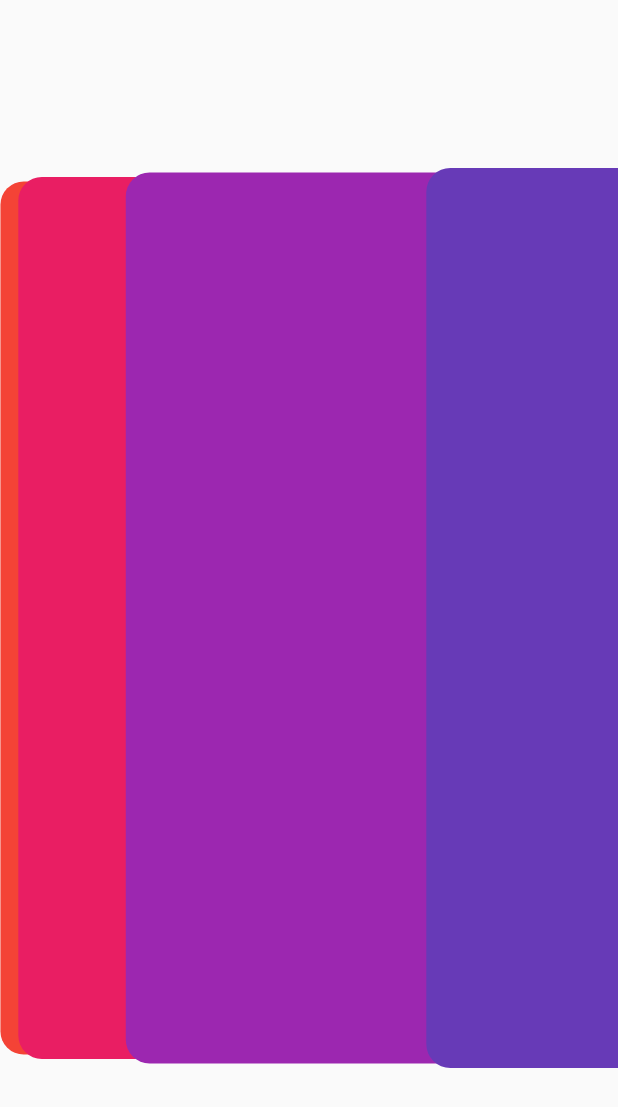
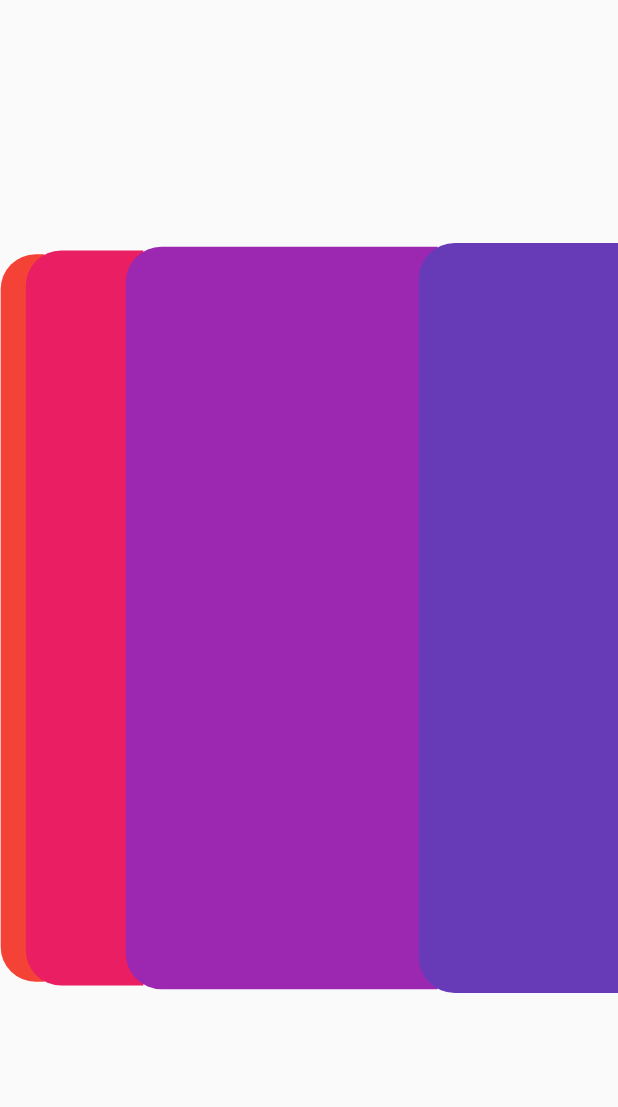
Before and after one commit to takassh/custom_widget_demo, a Flutter app: the screen it shows after launch, on a phone screen of 412 x 824 dp. Shown: the top 1107 px of the screen. Run offline on Flutter 3.47's test engine with Material 2 defaults, Android fonts, the phone set to English and light mode, and no system bars.

Commit message:
2021/1/14

```diff
--- a/lib/2021_1_13/cupertino_task_view.dart
+++ b/lib/2021_1_13/cupertino_task_view.dart
@@ -2,7 +2,7 @@ import 'package:flutter/foundation.dart';
 import 'package:flutter/material.dart';
 import 'package:flutter/rendering.dart';
 
-const double kOverlap = 8.6;
+const double kOverlap = 13.6;
 const int kMaxItemCount = (250 ~/ kOverlap);
 
 class CupertinoTaskView extends ListView {
--- a/lib/main.dart
+++ b/lib/main.dart
@@ -4,7 +4,6 @@ import 'package:custom_widget/2021_1_13/cupertino_task_view.dart';
 import 'package:custom_widget/view.dart';
 import 'package:flutter/cupertino.dart';
 import 'package:flutter/material.dart';
-import 'package:flutter/rendering.dart';
 
 void main() {
   // debugRepaintRainbowEnabled = true;
@@ -38,9 +37,10 @@ class MyHomePage extends StatefulWidget {
 class _MyHomePageState extends State<MyHomePage> {
   var _leftIndex = 0;
   var _pixels = 0.0;
-  final _base = 20;
+  final _base = 30;
   final _overlap = kOverlap;
   late final _tick = (_base - _overlap);
+  final _colors = Colors.primaries.map((e) => e.shade500).toList();
 
   @override
   Widget build(BuildContext context) {
@@ -52,7 +52,7 @@ class _MyHomePageState extends State<MyHomePage> {
   Widget _buildHorizontalScroll() {
     return Center(
       child: SizedBox(
-        height: 600,
+        height: 500,
         child: NotificationListener<ScrollNotification>(
           onNotification: (notification) {
             setState(() {
@@ -71,7 +71,7 @@ class _MyHomePageState extends State<MyHomePage> {
                 return SizedBox(
                   width: 300,
                   child: View(
-                    color: Colors.primaries[index % Colors.primaries.length],
+                    color: _colors[index % _colors.length],
                   ),
                 );
               }
@@ -85,7 +85,7 @@ class _MyHomePageState extends State<MyHomePage> {
                         : _factor(_base, _base, _pixels),
                     child: View(
                       showRight: index + 1 == kMaxItemCount,
-                      color: Colors.primaries[index % Colors.primaries.length],
+                      color: _colors[index % _colors.length],
                     ),
                   ),
                 );
@@ -96,7 +96,7 @@ class _MyHomePageState extends State<MyHomePage> {
                     width: _factor(80, _base, _pixels),
                     child: View(
                       showRight: index + 1 == kMaxItemCount,
-                      color: Colors.primaries[index % Colors.primaries.length],
+                      color: _colors[index % _colors.length],
                     ),
                   ),
                 );
@@ -107,7 +107,7 @@ class _MyHomePageState extends State<MyHomePage> {
                     width: _factor(210, 80, _pixels),
                     child: View(
                       showRight: index + 1 == kMaxItemCount,
-                      color: Colors.primaries[index % Colors.primaries.length],
+                      color: _colors[index % _colors.length],
                     ),
                   ),
                 );
@@ -118,7 +118,7 @@ class _MyHomePageState extends State<MyHomePage> {
                     width: _factor(300, 210, _pixels),
                     child: View(
                       showRight: index + 1 == kMaxItemCount,
-                      color: Colors.primaries[index % Colors.primaries.length],
+                      color: _colors[index % _colors.length],
                     ),
                   ),
                 );
--- a/lib/view.dart
+++ b/lib/view.dart
@@ -16,10 +16,10 @@ class View extends StatelessWidget {
         color: color,
         borderRadius: !showRight
             ? const BorderRadius.only(
-                topLeft: Radius.circular(16),
-                bottomLeft: Radius.circular(16),
+                topLeft: Radius.circular(24),
+                bottomLeft: Radius.circular(24),
               )
-            : BorderRadius.circular(16),
+            : BorderRadius.circular(24),
       ),
     );
   }
```
